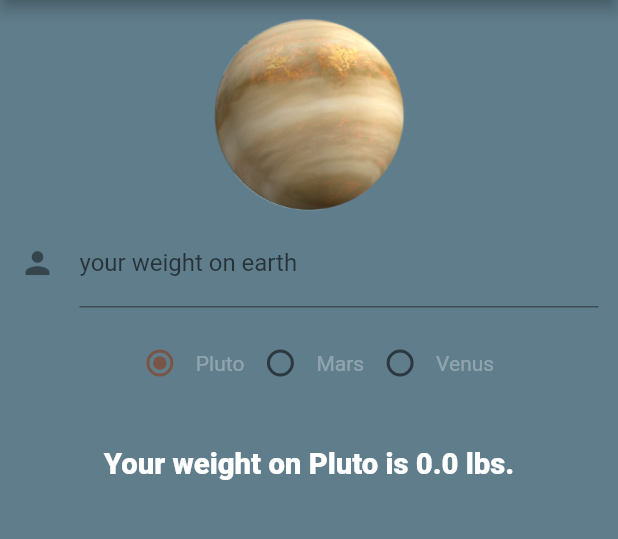
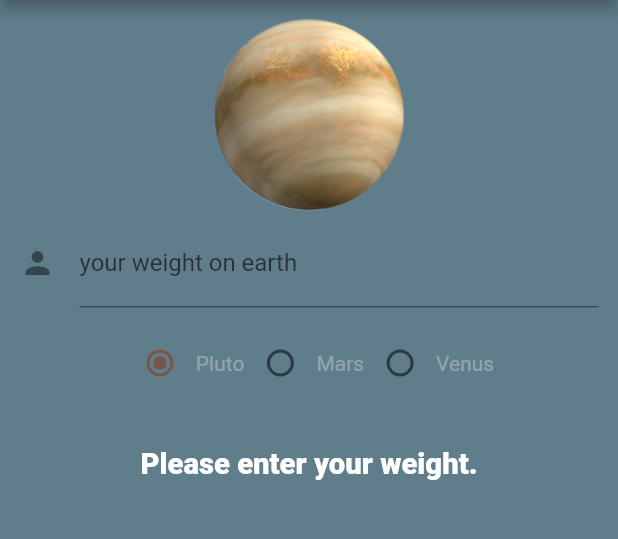
Before and after one commit to sukhkmr19/flutter_planet_app, a Flutter app: the screen it shows after launch, on a phone screen of 412 x 824 dp, the part 84-623 px from its top. Run offline on Flutter 3.47's test engine with Material 2 defaults, Android fonts, the phone set to English and light mode, and no system bars.

Commit message:
updated_code

```diff
--- a/lib/ui/Dashboard.dart
+++ b/lib/ui/Dashboard.dart
@@ -19,6 +19,7 @@ class _MyHomePageState extends State<MyHomePage> {
 
   void onRadioButtonChanged(int value) {
     setState(() {
+      if (_weightController.text.isNotEmpty) {
         groupValues = value;
         _planetName = planetName(value);
         switch (value) {
@@ -34,6 +35,9 @@ class _MyHomePageState extends State<MyHomePage> {
             _finalWeight =
                 calculateFinalWeightOnPlanet(_weightController.text, 0.91);
             break;
+        }
+      } else {
+        groupValues = -1;
       }
     });
   }
@@ -110,7 +114,9 @@ class _MyHomePageState extends State<MyHomePage> {
             new Padding(padding: EdgeInsets.all(16.0)),
             new Center(
               child: new Text(
-                'Your weight on $_planetName is $_finalWeight lbs.',
+                _weightController.text.isEmpty
+                    ? 'Please enter your weight.'
+                    : 'Your weight on $_planetName is $_finalWeight lbs.',
                 style: new TextStyle(
                     color: Colors.white,
                     fontWeight: FontWeight.w800,
```
Also changed, not shown: lib/generated/i18n.dart (added), 7 other files. Lines whose indentation alone changed are shown as unchanged.
